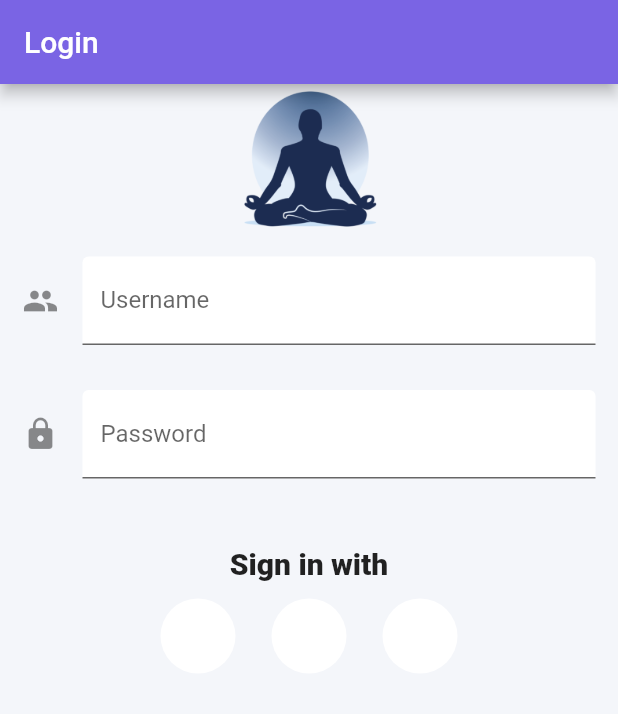
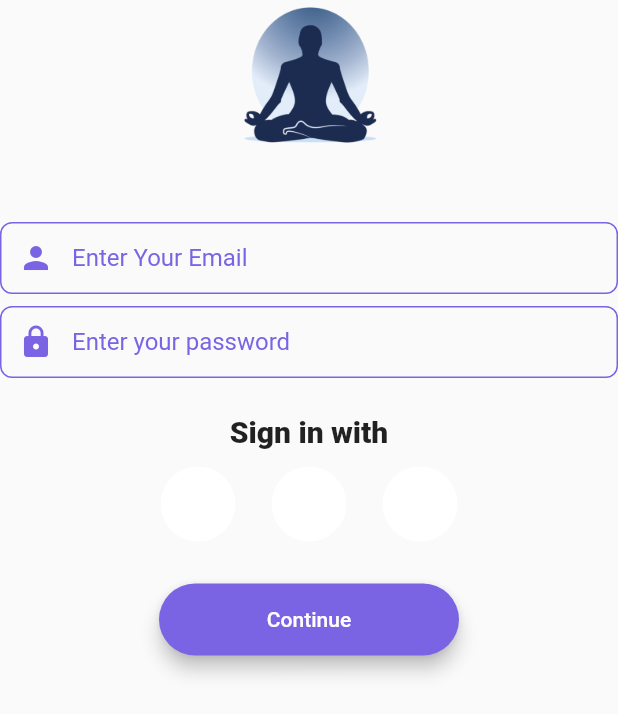
Before and after one commit to rks369/Swastha, a Flutter app: the screen it shows after launch, after a tap on "Sign in", on a phone screen of 412 x 824 dp. Shown: the top 714 px of the screen. Run offline on Flutter 3.47's test engine with Material 2 defaults, Android fonts, the phone set to English and light mode, and no system bars.

Commit message:
Button added

```diff
--- a/lib/screens/login.dart
+++ b/lib/screens/login.dart
@@ -1,29 +1,57 @@
+import 'package:flutter/cupertino.dart';
 import 'package:flutter/material.dart';
+import 'package:swastha/utils/styles.dart';
 import 'package:swastha/widgets/circularLoginComponent.dart';
-import 'package:swastha/widgets/myTextField.dart';
+import 'package:swastha/widgets/round_button.dart';
 
 class Login extends StatelessWidget {
-  static const String id ='Login';
+  static const String id = 'Login';
 
   const Login({Key? key}) : super(key: key);
 
   @override
   Widget build(BuildContext context) {
-    return  MaterialApp(
-        home:Scaffold(
-          backgroundColor: const Color(0xffF4F6FA),
-          appBar: AppBar(
-            title:Text("Login"),
-            backgroundColor:const Color(0xff7A64E4),
-          ),
+    return MaterialApp(
+        home: Scaffold(
       body: Center(
         child: Column(
           children: <Widget>[
-                Image.asset('assets/images/logo.png',height: 100,width: 100,),
-                const myTextField(text:"Username",icon:Icons.people),
-                const   myTextField(text:"Password",icon:Icons.lock),
-                SizedBox.fromSize(size: Size(0, 30)),
-                const Text("Sign in with",style: TextStyle(fontSize: 20,fontWeight: FontWeight.w900),),
+            Image.asset(
+              'assets/images/logo.png',
+              height: 100,
+              width: 100,
+            ),
+            const SizedBox(
+              height: 48.0,
+            ),
+            TextFormField(
+              keyboardType: TextInputType.emailAddress,
+              onChanged: (value) {},
+              decoration: kTextFieldDecoration.copyWith(
+                prefixIcon: const Icon(Icons.person,color: primaryColor,),
+                  hintText: 'Enter your email',
+                  labelText: 'Enter Your Email'),
+            ),
+            const SizedBox(
+              height: 8.0,
+            ),
+            TextField(
+              obscureText: true,
+              onChanged: (value) {},
+              decoration: kTextFieldDecoration.copyWith(
+                  prefixIcon: const Icon(Icons.lock,color: primaryColor,),
+                  hintText: 'Enter your password',
+                  labelText: 'Enter your password'
+
+              ),
+            ),
+            const SizedBox(
+              height: 24.0,
+            ),
+            const Text(
+              "Sign in with",
+              style: TextStyle(fontSize: 20, fontWeight: FontWeight.w900),
+            ),
             Center(
               child: Row(
                 mainAxisAlignment: MainAxisAlignment.center,
@@ -34,11 +62,11 @@ class Login extends StatelessWidget {
                 ],
               ),
             ),
-
+            RoundedButton(
+                title: 'Continue', colour: primaryColor, onPressed: () {})
           ],
         ),
       ),
-        )
-    );
+    ));
   }
 }
--- a/lib/utils/styles.dart
+++ b/lib/utils/styles.dart
@@ -1,5 +1,24 @@
 import 'dart:ui';
+
+import 'package:flutter/material.dart';
 
 const Color primaryColor = Color(0xff7A64E4);
 
 const Color secondaryColor = Color(0xff59595d);
+
+const kTextFieldDecoration = InputDecoration(
+  hintText: 'Enter a value',
+  labelStyle: TextStyle(color: primaryColor),
+  contentPadding: EdgeInsets.symmetric(vertical: 10.0, horizontal: 20.0),
+  border: OutlineInputBorder(
+    borderRadius: BorderRadius.all(Radius.circular(8.0)),
+  ),
+  enabledBorder: OutlineInputBorder(
+    borderSide: BorderSide(color:primaryColor, width: 1.0),
+    borderRadius: BorderRadius.all(Radius.circular(8.0)),
+  ),
+  focusedBorder: OutlineInputBorder(
+    borderSide: BorderSide(color: primaryColor, width: 2.0),
+    borderRadius: BorderRadius.all(Radius.circular(8.0)),
+  ),
+);
--- a/lib/widgets/myTextField.dart
+++ /dev/null
@@ -1,24 +0,0 @@
-import 'package:flutter/material.dart';
-
-class myTextField extends StatelessWidget {
-
-  const myTextField({required this.text,required this.icon});
-
-  final String text;
-  final IconData icon;
-
-  @override
-  Widget build(BuildContext context) {
-    return     Padding(
-      padding: const EdgeInsets.all(15.0),
-      child: TextField(
-        decoration: InputDecoration(
-            labelText: text,
-            icon: Icon(icon),
-            filled: true,
-            fillColor: Colors.white
-        ),
-      ),
-    );
-  }
-}
```
Lines whose indentation alone changed are shown as unchanged.
